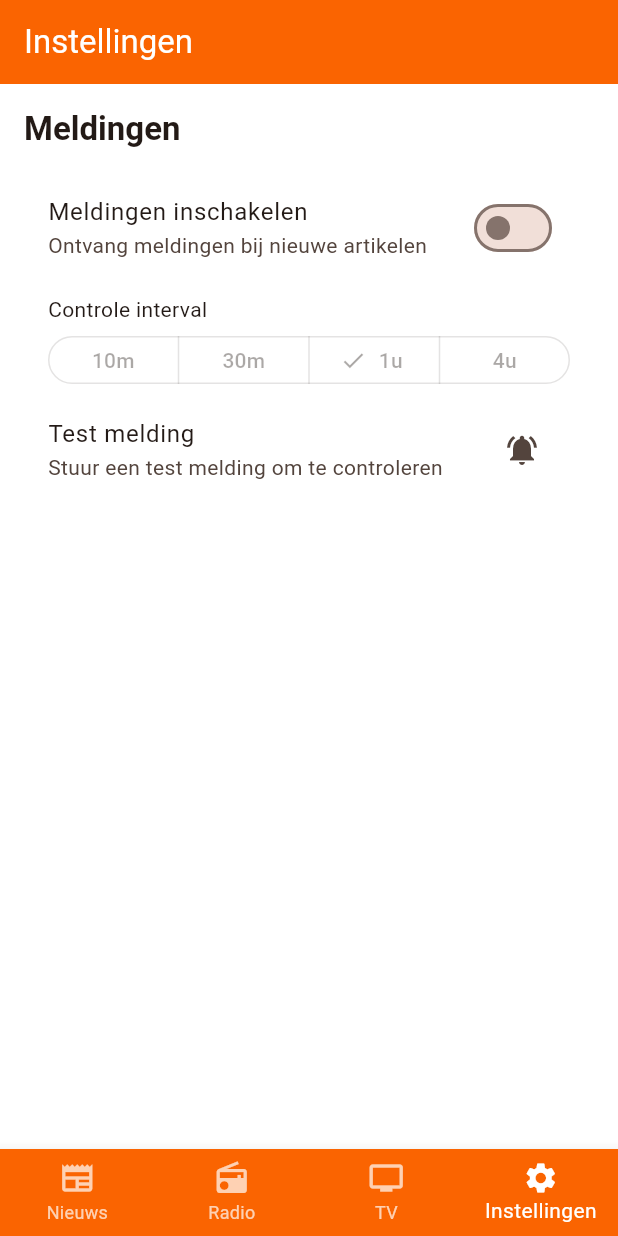
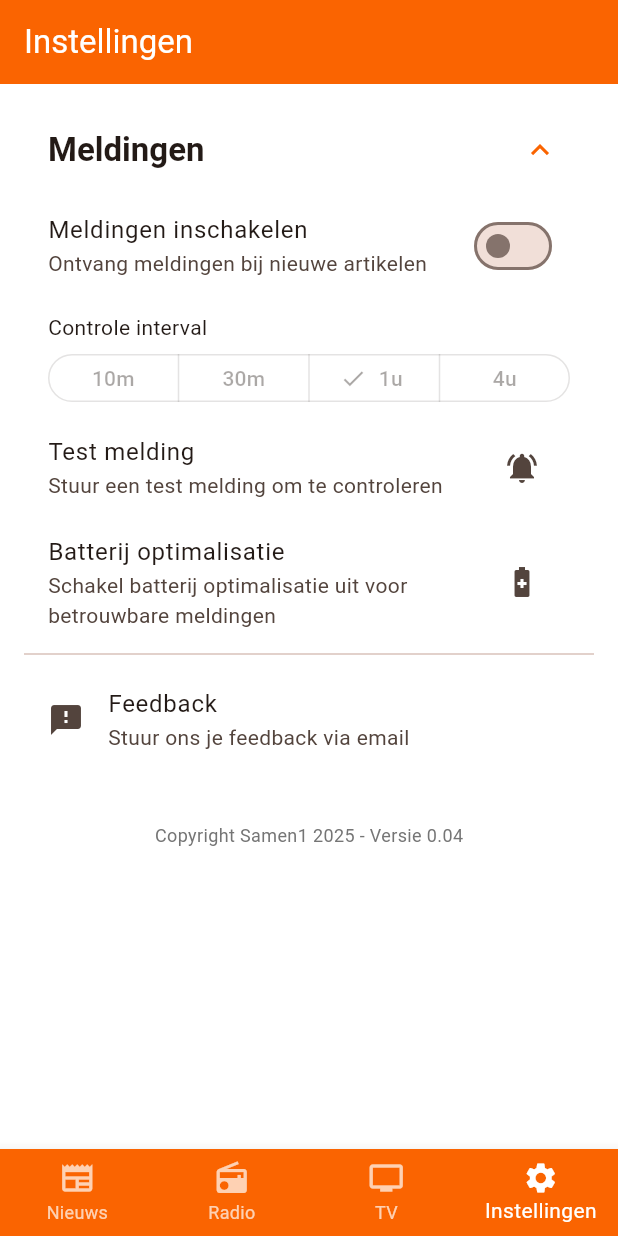
Before and after one commit to Samen1-Apeldoorn/Samen1-App, a Flutter app: the screen it shows after launch, item 4 of the bottom bar chosen, on a phone screen of 412 x 824 dp. Run offline on Flutter 3.47's test engine with Material 3 defaults, Android fonts, the phone set to English and light mode, and no system bars; our stand-ins replace flutter_local_notifications, shared_preferences, video_player, wakelock_plus; missing offline and left inert: flutter_inappwebview, workmanager; network calls fail.

Commit message:
Settings Page

```diff
--- a/lib/screens/settings_page.dart
+++ b/lib/screens/settings_page.dart
@@ -1,6 +1,7 @@
 import 'package:flutter/material.dart';
 import 'package:shared_preferences/shared_preferences.dart';
 import 'package:workmanager/workmanager.dart';
+import 'package:url_launcher/url_launcher.dart';
 import '../services/rss_service.dart';
 import '../services/notification_service.dart';
 
@@ -45,6 +46,46 @@ class _SettingsPageState extends State<SettingsPage> {
     }
   }
 
+  Future<void> _launchEmail() async {
+    final Uri emailLaunchUri = Uri(
+      scheme: 'mailto',
+      path: 'floris.vandenbroek@samen1.nl',
+      query: 'subject=Feedback Samen1 App',
+    );
+
+    if (!await launchUrl(emailLaunchUri)) {
+      if (context.mounted) {
+        ScaffoldMessenger.of(context).showSnackBar(
+          const SnackBar(content: Text('Kon email app niet openen')),
+        );
+      }
+    }
+  }
+
+  Future<void> _openBatterySettings() async {
+    if (context.mounted) {
+      showDialog(
+        context: context,
+        builder: (context) => AlertDialog(
+          title: const Text('Batterij optimalisatie'),
+          content: const Text(
+            '1. Houd de Samen1 app ingedrukt\n'
+            '2. Selecteer "App-info"\n'
+            '3. Tik op "Batterij"\n'
+            '4. Selecteer "Onbeperkt" of "Niet optimaliseren"\n'
+            '5. Bevestig je keuze'
+          ),
+          actions: [
+            TextButton(
+              onPressed: () => Navigator.pop(context),
+              child: const Text('OK'),
+            ),
+          ],
+        ),
+      );
+    }
+  }
+
   @override
   Widget build(BuildContext context) {
     return Scaffold(
@@ -60,13 +101,17 @@ class _SettingsPageState extends State<SettingsPage> {
             child: Column(
               crossAxisAlignment: CrossAxisAlignment.start,
               children: [
-                Text(
+                ExpansionTile(
+                  title: Text(
                     'Meldingen',
                     style: Theme.of(context).textTheme.titleLarge?.copyWith(
                           fontWeight: FontWeight.bold,
                         ),
                   ),
-                const SizedBox(height: 16),
+                  initiallyExpanded: true,
+                  shape: const Border(), // removes the bottom line
+                  collapsedShape: const Border(), // removes the top line
+                  children: [
                     SwitchListTile(
                       title: const Text('Meldingen inschakelen'),
                       subtitle: const Text('Ontvang meldingen bij nieuwe artikelen'),
@@ -124,6 +169,34 @@ class _SettingsPageState extends State<SettingsPage> {
                         },
                       ),
                     ),
+                    if (Theme.of(context).platform == TargetPlatform.android)
+                      ListTile(
+                        title: const Text('Batterij optimalisatie'),
+                        subtitle: const Text('Schakel batterij optimalisatie uit voor betrouwbare meldingen'),
+                        trailing: IconButton(
+                          icon: const Icon(Icons.battery_saver),
+                          onPressed: _openBatterySettings,
+                        ),
+                      ),
+                  ],
+                ),
+                const Divider(),
+                ListTile(
+                  leading: const Icon(Icons.feedback),
+                  title: const Text('Feedback'),
+                  subtitle: const Text('Stuur ons je feedback via email'),
+                  onTap: _launchEmail,
+                ),
+                const SizedBox(height: 32),
+                Center(
+                  child: Text(
+                    'Copyright Samen1 2025 - Versie 0.04',
+                    style: TextStyle(
+                      color: Colors.grey[600],
+                      fontSize: 12,
+                    ),
+                  ),
+                ),
               ],
             ),
           ),
--- a/pubspec.yaml
+++ b/pubspec.yaml
@@ -12,6 +12,7 @@ dependencies:
   cupertino_icons: ^1.0.2
   flutter_inappwebview: ^6.0.0
   wakelock_plus: ^1.1.4
+  package_info_plus: ^5.0.1
   workmanager:
     git:
       url: https://github.com/fluttercommunity/flutter_workmanager.git
@@ -20,7 +21,7 @@ dependencies:
   flutter_local_notifications: ^18.0.1
   shared_preferences: ^2.2.2
   http: ^1.1.2
-  url_launcher: ^6.2.2
+  url_launcher: ^6.1.14
   video_player: ^2.7.2
   path_provider: ^2.1.1
 
```
Also changed, not shown: pubspec.lock, 3 other files. Lines whose indentation alone changed are shown as unchanged.
